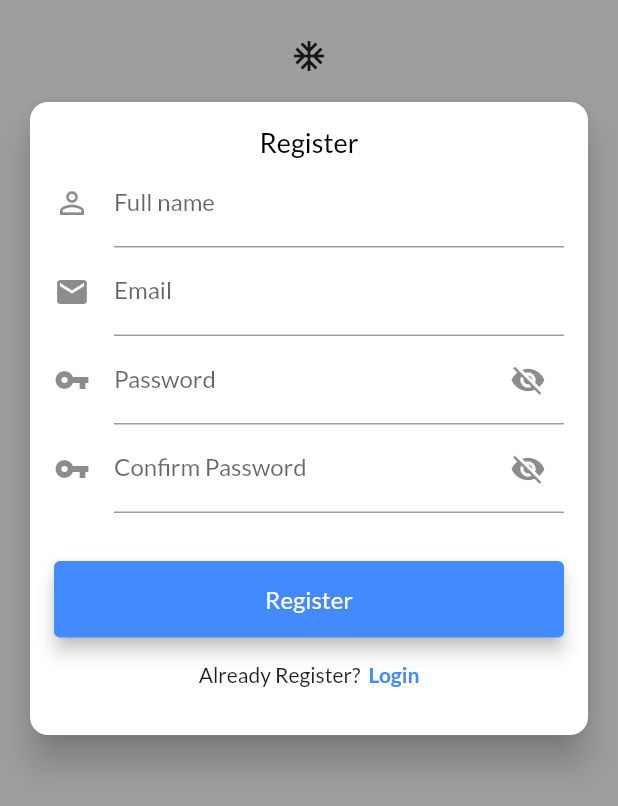
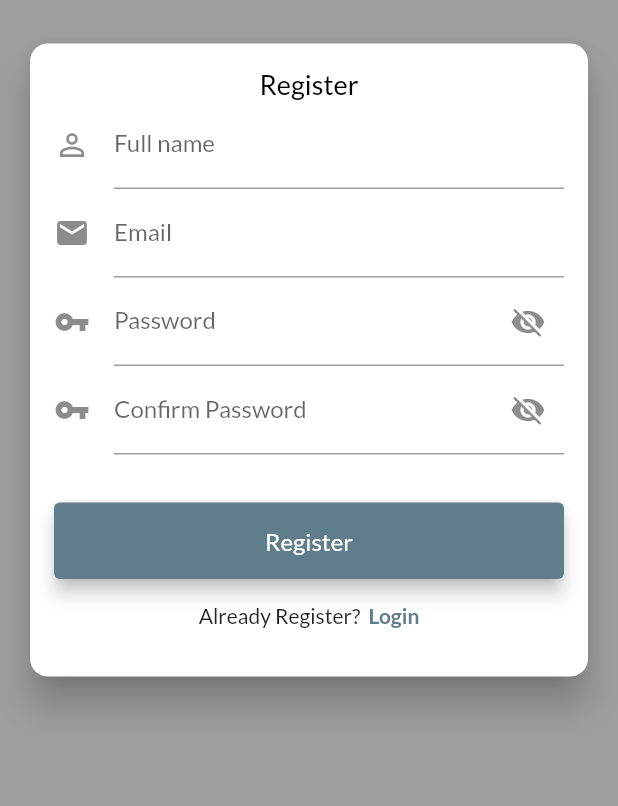
Before and after one commit to emanSobhyMostafa/final_project, a Flutter app: the RegisterScreen screen opened by its route, on a phone screen of 412 x 824 dp. Shown: the top 806 px of the screen. Run offline on Flutter 3.47's test engine with Material 2 defaults, Android fonts, the phone set to English and light mode, and no system bars; our stand-ins replace auth_buttons, badges, cached_network_image, carousel_slider, flutter_credit_card, google_fonts.

Commit message:
fixColors

```diff
--- a/lib/config/theme_colors.dart
+++ b/lib/config/theme_colors.dart
@@ -2,5 +2,5 @@ import 'package:flutter/material.dart';
 
 const primary = Color(0xFFAB47BC);
 const secondary = Colors.black;
-const third = Colors.blueAccent;
+const third = Colors.blueGrey;
 const white = Colors.white;
--- a/lib/screens/card/counter_cart.dart
+++ b/lib/screens/card/counter_cart.dart
@@ -1,3 +1,4 @@
+import 'package:final_project/config/theme_colors.dart';
 import 'package:flutter/material.dart';
 
 class CounterView extends StatefulWidget {
@@ -65,10 +66,10 @@ class _CounterViewState extends State<CounterView> {
       constraints: BoxConstraints(minWidth: 32.0, minHeight: 32.0),
       onPressed: onPressed,
       elevation: 2.0,
-      fillColor: Colors.cyan,
+      fillColor: third,
       child: Icon(
         icon,
-        color: Colors.black,
+        color: white,
         size: 12.0,
       ),
       shape: CircleBorder(),
--- a/lib/screens/home/home_screen.dart
+++ b/lib/screens/home/home_screen.dart
@@ -51,7 +51,11 @@ class _HomeScreenState extends State<HomeScreen> {
           ),
           BottomNavigationBarItem(
             icon: Badge(
-              badgeContent: Text('3'),
+              badgeColor: third,
+              badgeContent: Text(
+                '3',
+                style: TextStyle(color: white),
+              ),
               child: Icon(Icons.shopping_cart),
             ),
             label: "Cart",
--- a/lib/screens/profile/register_screen.dart
+++ b/lib/screens/profile/register_screen.dart
@@ -33,21 +33,11 @@ class _RegisterScreenState extends State<RegisterScreen> {
             padding: EdgeInsets.only(top: 25.0),
             child: Column(
               children: <Widget>[
-                getWidgetImageLogo(),
                 getWidgetRegistrationCard(),
               ],
             )),
       ),
     );
-  }
-
-  Widget getWidgetImageLogo() {
-    return Container(
-        alignment: Alignment.center,
-        child: Padding(
-          padding: const EdgeInsets.only(bottom: 15),
-          child: Icon(Icons.ac_unit),
-        ));
   }
 
   Widget getWidgetRegistrationCard() {
```
Also changed, not shown: lib/screens/category/category_widgets/produt_widget.dart (+6 -1 lines), lib/widgets/my_app_bar.dart (+6 -1 lines).
